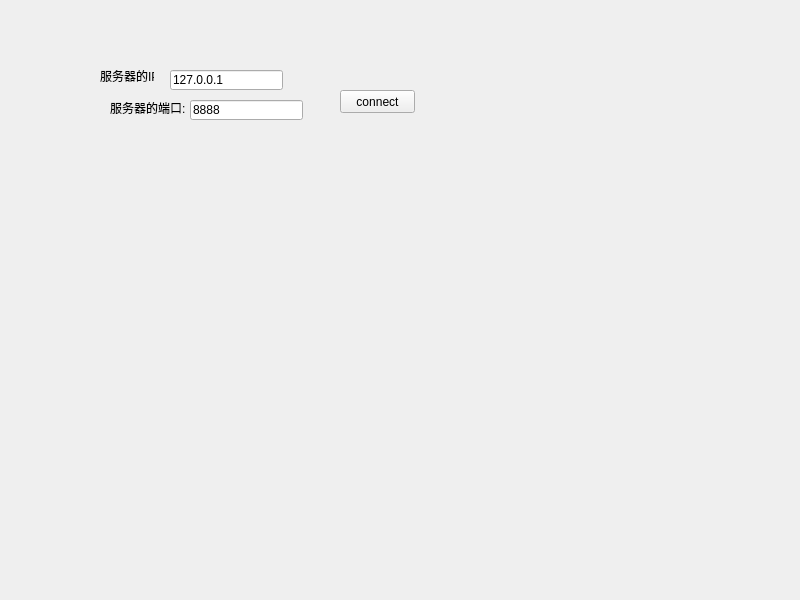
Above: Src/27_70_TcpClientFile/widget.ui from Fowindy/QtCode_VS before the change. Below: the same form after it.
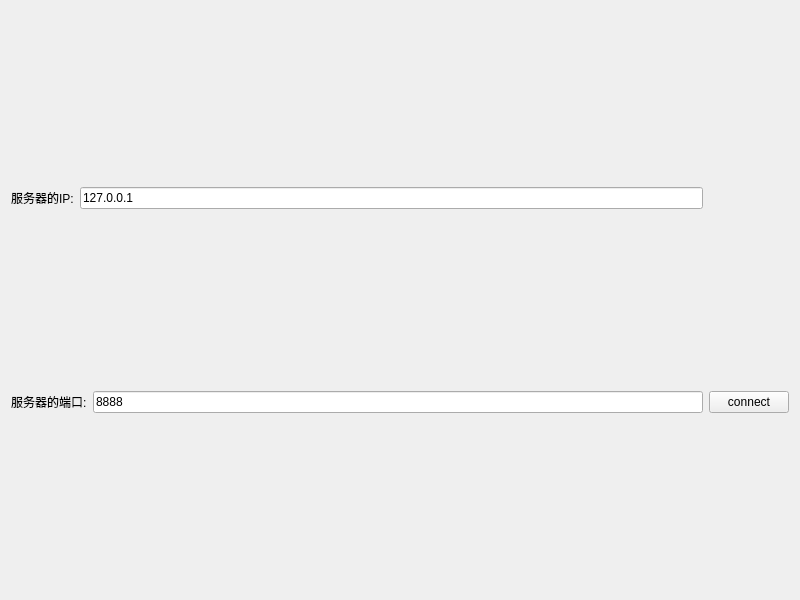
That is the form after the change.

Commit message: 连接服务器

Patch:
```diff
--- a/Src/27_70_TcpClientFile/widget.ui
+++ b/Src/27_70_TcpClientFile/widget.ui
@@ -13,71 +13,43 @@
   <property name="windowTitle">
    <string>Widget</string>
   </property>
+  <layout class="QGridLayout" name="gridLayout">
+   <item row="0" column="0">
   <widget class="QLabel" name="label">
-   <property name="geometry">
-    <rect>
-     <x>100</x>
-     <y>70</y>
-     <width>54</width>
-     <height>12</height>
-    </rect>
-   </property>
    <property name="text">
     <string>服务器的IP:</string>
    </property>
   </widget>
-  <widget class="QLabel" name="label_2">
-   <property name="geometry">
-    <rect>
-     <x>110</x>
-     <y>100</y>
-     <width>81</width>
-     <height>16</height>
-    </rect>
-   </property>
-   <property name="text">
-    <string>服务器的端口:</string>
-   </property>
-  </widget>
+   </item>
+   <item row="0" column="1" colspan="2">
   <widget class="QLineEdit" name="lineEditIP">
-   <property name="geometry">
-    <rect>
-     <x>170</x>
-     <y>70</y>
-     <width>113</width>
-     <height>20</height>
-    </rect>
-   </property>
    <property name="text">
     <string>127.0.0.1</string>
    </property>
   </widget>
+   </item>
+   <item row="1" column="0" colspan="2">
+    <widget class="QLabel" name="label_2">
+     <property name="text">
+      <string>服务器的端口:</string>
+     </property>
+    </widget>
+   </item>
+   <item row="1" column="2">
   <widget class="QLineEdit" name="lineEditPort">
-   <property name="geometry">
-    <rect>
-     <x>190</x>
-     <y>100</y>
-     <width>113</width>
-     <height>20</height>
-    </rect>
-   </property>
    <property name="text">
     <string>8888</string>
    </property>
   </widget>
+   </item>
+   <item row="1" column="3">
   <widget class="QPushButton" name="btnConnect">
-   <property name="geometry">
-    <rect>
-     <x>340</x>
-     <y>90</y>
-     <width>75</width>
-     <height>23</height>
-    </rect>
-   </property>
    <property name="text">
     <string>connect</string>
    </property>
   </widget>
+   </item>
+  </layout>
  </widget>
  <resources/>
  <connections/>
```
Lines whose indentation alone changed are shown as unchanged. The commit also changes 1 other file.
